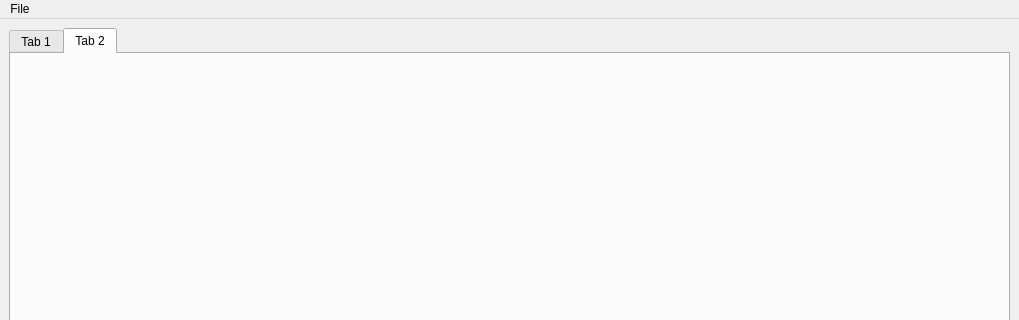
The window that ShowMixer/ShowMixer_tabbed.ui (macdroid53/ShowControl_DONOTUSE) describes before a commit, drawn with Qt 5; both pictures show x 0 to 1019 and y 0 to 320 of the 1019 by 614 pixel window.
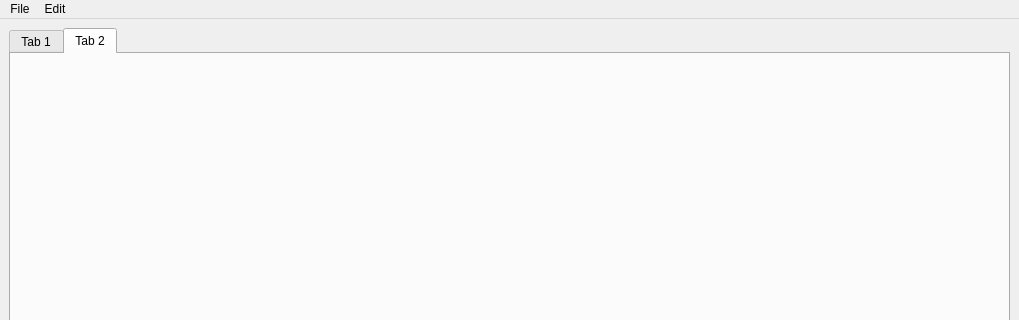
The same window after the commit.

Commit message: Latest updates. Completed current functionality of preferences. CueEngine added edit cue by doubleclick on table

What changed in the file:
```diff
--- a/ShowMixer/ShowMixer_tabbed.ui
+++ b/ShowMixer/ShowMixer_tabbed.ui
@@ -155,7 +155,14 @@
     <addaction name="separator"/>
     <addaction name="actionExit"/>
    </widget>
+   <widget class="QMenu" name="menuEdit">
+    <property name="title">
+     <string>Edit</string>
+    </property>
+    <addaction name="actionPreferences"/>
+   </widget>
    <addaction name="menuFile"/>
+   <addaction name="menuEdit"/>
   </widget>
   <widget class="QStatusBar" name="statusbar"/>
   <action name="actionOpen_Show">
```
Left out of the diff: 5 changed lines with no effect on the pictures. The commit also changes 11 other files.
